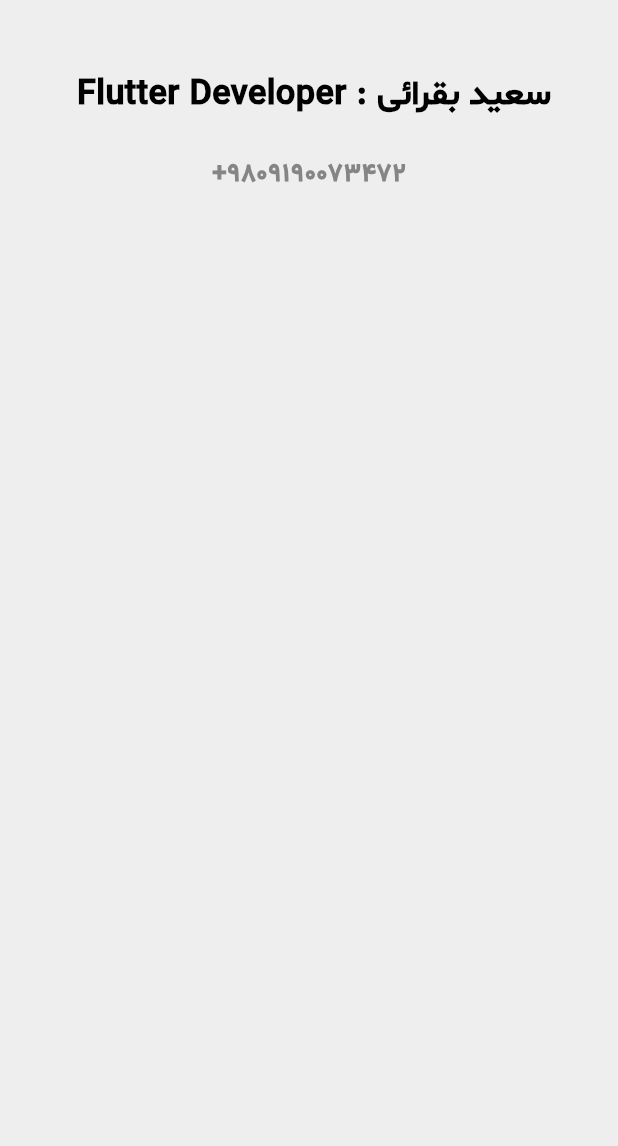
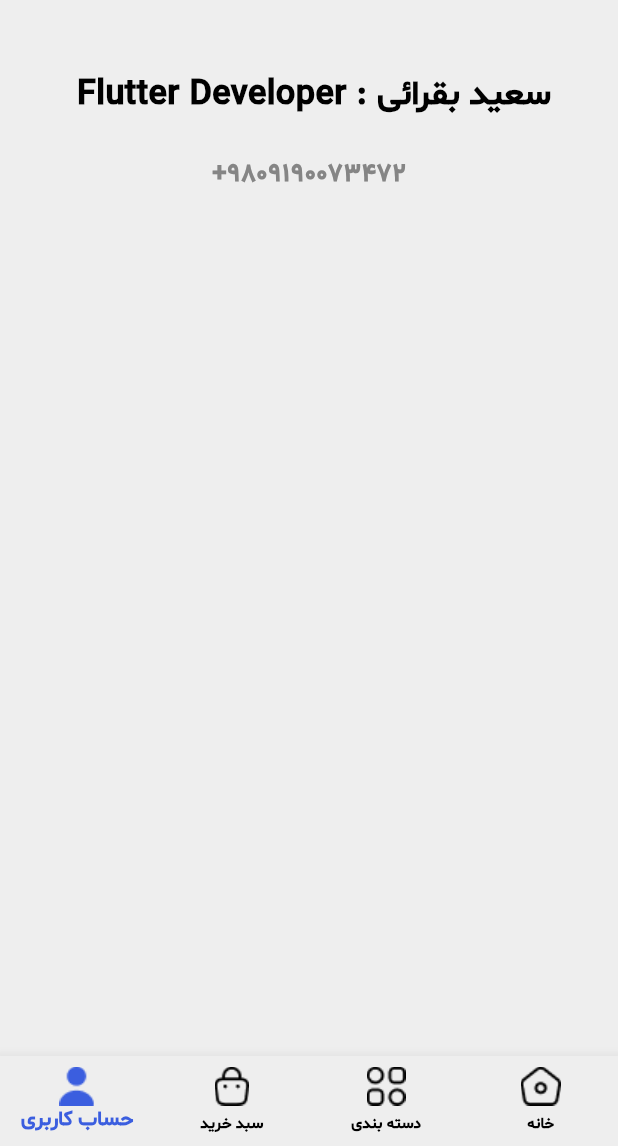
Before and after one commit to SaeidBoghraeii83/apple_shop, a Flutter app: the screen it shows after launch, on a phone screen of 412 x 824 dp, the part 90-1236 px from its top. Run offline on Flutter 3.47's test engine with Material 3 defaults, Android fonts, the phone set to English and light mode, and no system bars; our stand-ins replace flutter_bloc, flutter_screenutil, smooth_page_indicator.

Commit message:
add navigation bar to main screen project

```diff
--- a/lib/main.dart
+++ b/lib/main.dart
@@ -1,6 +1,7 @@
 import 'package:apple_shop/screens/bestseller_screen.dart';
 import 'package:apple_shop/screens/category_screen.dart';
 import 'package:apple_shop/screens/home_screen.dart';
+import 'package:apple_shop/screens/navigationbar_screen.dart';
 import 'package:apple_shop/screens/product_detail_screen.dart';
 import 'package:apple_shop/screens/profilescreen.dart';
 import 'package:apple_shop/screens/shoppingbasket_screen.dart';
@@ -22,7 +23,7 @@ class Application extends StatelessWidget {
       splitScreenMode: true,
       child: MaterialApp(
         debugShowCheckedModeBanner: false,
-        home: Profile_Screen(),
+        home: Main_Screen(),
       ),
     );
   }
--- /dev/null
+++ b/lib/screens/navigationbar_screen.dart
@@ -0,0 +1,89 @@
+import 'package:apple_shop/screens/category_screen.dart';
+import 'package:apple_shop/screens/home_screen.dart';
+import 'package:apple_shop/screens/profilescreen.dart';
+import 'package:apple_shop/screens/shoppingbasket_screen.dart';
+import 'package:flutter/material.dart';
+import 'package:flutter_bloc/flutter_bloc.dart';
+import 'package:flutter_screenutil/flutter_screenutil.dart';
+
+class Main_Screen extends StatefulWidget {
+  const Main_Screen({super.key});
+
+  @override
+  State<Main_Screen> createState() => _Main_ScreenState();
+}
+
+class _Main_ScreenState extends State<Main_Screen> {
+  int _selectedBottomNavigationItem = 0;
+  @override
+  Widget build(BuildContext context) {
+    return Scaffold(
+      backgroundColor: Colors.transparent,
+      bottomNavigationBar: BottomNavigationBar(
+        selectedFontSize: 15.sp,
+
+        selectedLabelStyle: TextStyle(
+          fontFamily: 'SM',
+          fontSize: 12.sp,
+          fontWeight: FontWeight.w700,
+        ),
+        selectedItemColor: Color(0xff3B5EDF),
+
+        unselectedItemColor: Colors.black,
+        unselectedLabelStyle: TextStyle(
+          fontFamily: 'SM',
+          fontSize: 9.sp,
+          fontWeight: FontWeight.w700,
+          color: Colors.black,
+        ),
+
+        type: BottomNavigationBarType.fixed,
+        backgroundColor: Color(0xffEEEEEE),
+        currentIndex: _selectedBottomNavigationItem,
+        onTap: (int index) {
+          setState(() {
+            _selectedBottomNavigationItem = index;
+          });
+        },
+        items: [
+          BottomNavigationBarItem(
+            activeIcon: Image.asset('images/icon_profile_active.png'),
+
+            label: 'حساب کاربری',
+
+            icon: Image.asset('images/icon_profile.png'),
+          ),
+          BottomNavigationBarItem(
+            activeIcon: Image.asset('images/icon_basket_active.png'),
+            label: 'سبد خرید',
+            icon: Image.asset('images/icon_basket.png'),
+          ),
+          BottomNavigationBarItem(
+            activeIcon: Image.asset('images/icon_category_active.png'),
+            label: 'دسته بندی',
+            icon: Image.asset('images/icon_category.png'),
+          ),
+          BottomNavigationBarItem(
+            activeIcon: Image.asset('images/icon_home_active.png'),
+            label: 'خانه',
+
+            icon: Image.asset('images/home.png'),
+          ),
+        ],
+      ),
+      body: IndexedStack(
+        index: _selectedBottomNavigationItem,
+        children: getLayout(),
+      ),
+    );
+  }
+
+  List<Widget> getLayout() {
+    return <Widget>[
+      Profile_Screen(),
+      Shopping_Basket(),
+      CategoryScreen(),
+      HomeScreen(),
+    ];
+  }
+}
```
